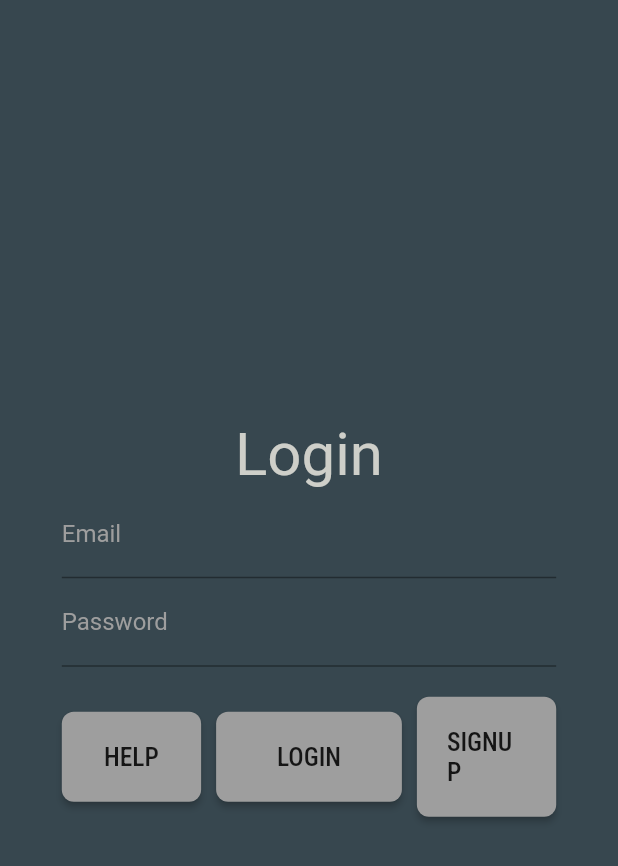
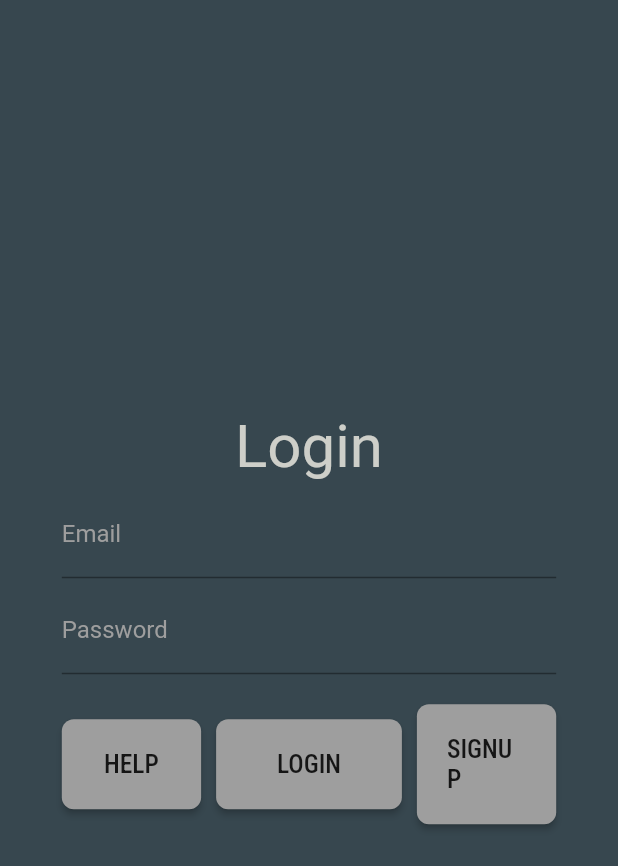
Before and after one commit to SendGram/SendgramBank, a Flutter app: the screen it shows after launch, on a phone screen of 412 x 824 dp. Shown: the top 866 px of the screen. Run offline on Flutter 3.47's test engine with Material 2 defaults, Android fonts, the light colour scheme and no system bars; our stand-ins replace bloc, dio, flutter_bloc, google_fonts; Roboto replaces fonts that are missing (Oxygen).

Commit message:
ADD: SizedBox for element spacing

```diff
--- a/sendgrambank/lib/pages/LoginPage.dart
+++ b/sendgrambank/lib/pages/LoginPage.dart
@@ -58,14 +58,22 @@
           Text("Login",
               style:
                   GoogleFonts.oxygen(fontSize: 40, color: Color(0xffCECFC9))),
+          SizedBox(
+            height: 5,
+          ),
           Row(
             mainAxisAlignment: MainAxisAlignment.center,
             children: [
               Expanded(
                 child: CustomTextField(
-                    text: "Email", controller: _emailController),
-              ),
+                  text: "Email",
+                  controller: _emailController,
+                ),
+              )
             ],
+          ),
+          SizedBox(
+            height: 5,
           ),
           Row(
             mainAxisAlignment: MainAxisAlignment.center,
```
